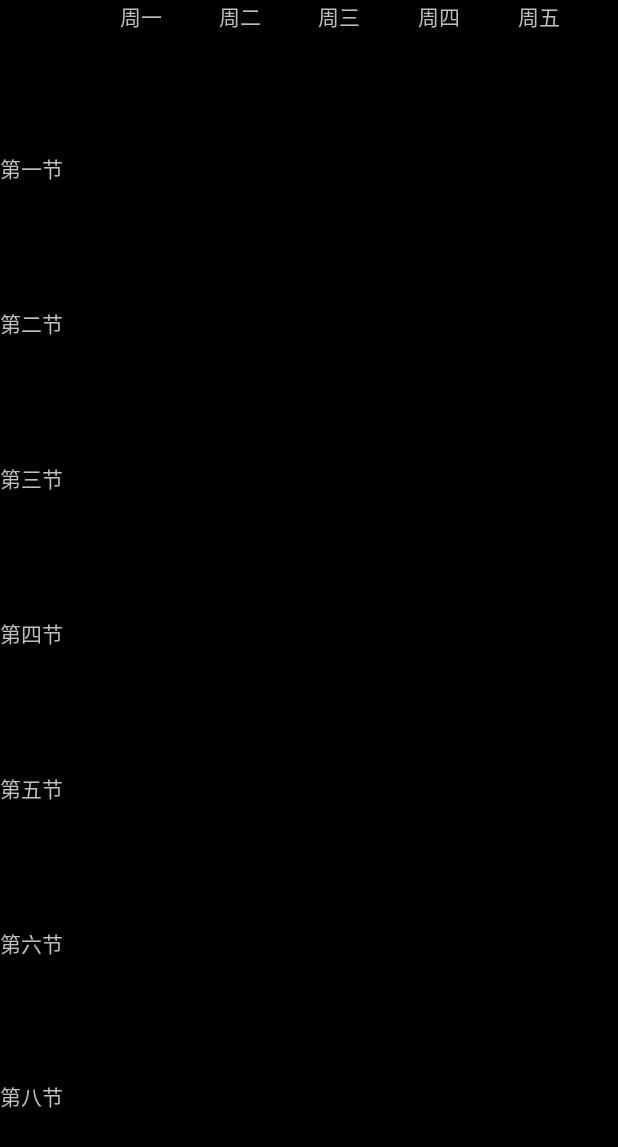
After one commit to panwix/ClassTable, an Android app: the layout home_layout.xml on its own in the app's theme, with its tools: preview values and no code run, on a phone screen of 412 x 824 dp. The commit adds this screen. Shown: the top 1147 px of the screen. Run offline under Robolectric (Android 15) with nearby library versions, the phone set to English and light mode, and no system bars.

Commit message:
2015/07/15

```diff
--- a/app/src/main/AndroidManifest.xml
+++ b/app/src/main/AndroidManifest.xml
@@ -6,7 +6,7 @@
         android:allowBackup="true"
         android:icon="@mipmap/ic_launcher"
         android:label="@string/app_name"
-        android:theme="@style/AppTheme" >
+        android:theme="@android:style/Theme.Black.NoTitleBar.Fullscreen" >
         <activity
             android:name=".MainActivity"
             android:label="@string/app_name" >
@@ -17,5 +17,4 @@
             </intent-filter>
         </activity>
     </application>
-
 </manifest>
--- /dev/null
+++ b/app/src/main/res/drawable/stroke.xml
@@ -0,0 +1,8 @@
+<?xml version="1.0" encoding="utf-8"?>
+<shape xmlns:android="http://schemas.android.com/apk/res/android">
+    <stroke
+        android:width="0.3dp"
+        android:color="#ffffff">
+    </stroke>
+
+</shape>
--- /dev/null
+++ b/app/src/main/res/layout/home_layout.xml
@@ -0,0 +1,229 @@
+<?xml version="1.0" encoding="utf-8"?>
+<TableLayout xmlns:android="http://schemas.android.com/apk/res/android"
+    android:layout_width="match_parent" android:layout_height="match_parent">
+    <TableRow
+        android:layout_weight="1">
+        <TextView
+            android:layout_weight="1"/>
+        <TextView
+            android:layout_width="match_parent"
+            android:layout_height="match_parent"
+            android:layout_weight="1"
+            android:text="周一"
+            />
+        <TextView
+            android:layout_width="match_parent"
+            android:layout_height="match_parent"
+            android:layout_weight="1"
+            android:text="周二"/>
+        <TextView
+            android:layout_width="match_parent"
+            android:layout_height="match_parent"
+            android:layout_weight="1"
+            android:text="周三"/>
+        <TextView
+            android:layout_width="match_parent"
+            android:layout_height="match_parent"
+            android:layout_weight="1"
+            android:text="周四"/>
+        <TextView
+            android:layout_width="match_parent"
+            android:layout_height="match_parent"
+            android:layout_weight="1"
+            android:text="周五"/>
+    </TableRow>
+    <TableRow
+        android:layout_weight="1">
+        <TextView
+            android:layout_width="match_parent"
+            android:layout_height="match_parent"
+            android:layout_weight="1"
+            android:text="第一节"/>
+        <TextView
+            android:layout_width="match_parent"
+            android:layout_height="match_parent"
+            android:layout_weight="1"/>
+        <TextView
+            android:layout_width="match_parent"
+            android:layout_height="match_parent"
+            android:layout_weight="1"/>
+        <TextView
+            android:layout_width="match_parent"
+            android:layout_height="match_parent"
+            android:layout_weight="1"/>
+        <TextView
+            android:layout_width="match_parent"
+            android:layout_height="match_parent"
+            android:layout_weight="1"/>
+        <TextView
+            android:layout_width="match_parent"
+            android:layout_height="match_parent"
+            android:layout_weight="1"/>
+    </TableRow>
+    <TableRow
+        android:layout_weight="1">
+        <TextView
+            android:layout_width="match_parent"
+            android:layout_height="match_parent"
+            android:layout_weight="1"
+            android:text="第二节" />
+        <TextView
+            android:layout_width="match_parent"
+            android:layout_height="match_parent"
+            android:layout_weight="1"/>
+        <TextView
+            android:layout_width="match_parent"
+            android:layout_height="match_parent"
+            android:layout_weight="1"/>
+        <TextView
+            android:layout_width="match_parent"
+            android:layout_height="match_parent"
+            android:layout_weight="1"/>
+        <TextView
+            android:layout_width="match_parent"
+            android:layout_height="match_parent"
+            android:layout_weight="1"/>
+        <TextView
+            android:layout_width="match_parent"
+            android:layout_height="match_parent"
+            android:layout_weight="1"/>
+    </TableRow>
+    <TableRow
+        android:layout_weight="1">
+        <TextView
+            android:layout_width="match_parent"
+            android:layout_height="match_parent"
+            android:layout_weight="1"
+            android:text="第三节"/>
+        <TextView
+            android:layout_width="match_parent"
+            android:layout_height="match_parent"
+            android:layout_weight="1"/>
+        <TextView
+            android:layout_width="match_parent"
+            android:layout_height="match_parent"
+            android:layout_weight="1"/>
+        <TextView
+            android:layout_width="match_parent"
+            android:layout_height="match_parent"
+            android:layout_weight="1"/>
+        <TextView
+            android:layout_width="match_parent"
+            android:layout_height="match_parent"
+            android:layout_weight="1"/>
+        <TextView
+            android:layout_width="match_parent"
+            android:layout_height="match_parent"
+            android:layout_weight="1"/>
+    </TableRow>
+    <TableRow
+        android:layout_weight="1">
+        <TextView
+            android:layout_width="match_parent"
+            android:layout_height="match_parent"
+            android:layout_weight="1"
+            android:text="第四节"/>
+        <TextView
+            android:layout_width="match_parent"
+            android:layout_height="match_parent"
+            android:layout_weight="1"/>
+        <TextView
+            android:layout_width="match_parent"
+            android:layout_height="match_parent"
+            android:layout_weight="1"/>
+        <TextView
+            android:layout_width="match_parent"
+            android:layout_height="match_parent"
+            android:layout_weight="1"/>
+        <TextView
+            android:layout_width="match_parent"
+            android:layout_height="match_parent"
+            android:layout_weight="1"/>
+        <TextView
+            android:layout_width="match_parent"
+            android:layout_height="match_parent"
+            android:layout_weight="1"/>
+    </TableRow>
+    <TableRow
+        android:layout_weight="1">
+        <TextView
+            android:layout_width="match_parent"
+            android:layout_height="match_parent"
+            android:layout_weight="1"
+            android:text="第五节"/>
+        <TextView
+            android:layout_width="match_parent"
+            android:layout_height="match_parent"
+            android:layout_weight="1"/>
+        <TextView
+            android:layout_width="match_parent"
+            android:layout_height="match_parent"
+            android:layout_weight="1"/>
+        <TextView
+            android:layout_width="match_parent"
+            android:layout_height="match_parent"
+            android:layout_weight="1"/>
+        <TextView
+            android:layout_width="match_parent"
+            android:layout_height="match_parent"
+            android:layout_weight="1"/>
+        <TextView
+            android:layout_width="match_parent"
+            android:layout_height="match_parent"
+            android:layout_weight="1"/>
+    </TableRow>
+
+    <TableRow
+        android:layout_weight="1">
+        <TextView
+            android:layout_width="match_parent"
+            android:layout_height="match_parent"
+            android:layout_weight="1"
+            android:text="第六节"/>
+        <TextView
+            android:layout_width="match_parent"
+            android:layout_height="match_parent"
+            android:layout_weight="1"/>
+        <TextView
+            android:layout_width="match_parent"
+            android:layout_height="match_parent"
+            android:layout_weight="1"/>
+        <TextView
+            android:layout_width="match_parent"
+            android:layout_height="match_parent"
+            android:layout_weight="1"/>
+        <TextView
+            android:layout_width="match_parent"
+            android:layout_height="match_parent"
+            android:layout_weight="1"/>
+        <TextView />
+    </TableRow>
+    <TableRow
+        android:layout_weight="1">
+        <TextView
+            android:layout_width="match_parent"
+            android:layout_height="match_parent"
+            android:layout_weight="1"
+            android:text="第八节"/>
+        <TextView
+            android:layout_width="match_parent"
+            android:layout_height="match_parent"
+            android:layout_weight="1"/>
+        <TextView
+            android:layout_width="match_parent"
+            android:layout_height="match_parent"
+            android:layout_weight="1"/>
+        <TextView
+            android:layout_width="match_parent"
+            android:layout_height="match_parent"
+            android:layout_weight="1"/>
+        <TextView
+            android:layout_width="match_parent"
+            android:layout_height="match_parent"
+            android:layout_weight="1"/>
+        <TextView
+            android:layout_width="match_parent"
+            android:layout_height="match_parent"
+            android:layout_weight="1"/>
+    </TableRow>
+</TableLayout>
--- a/app/src/main/res/layout/main.xml
+++ b/app/src/main/res/layout/main.xml
@@ -370,7 +370,7 @@
         android:text=""
         android:textColor="#000000" />
 
-    <com.hpw.classtable.Drawl2
+    <com.panwix.classtable.Drawl3
         android:layout_width="match_parent"
         android:layout_height="match_parent" />
 
```
Also changed, not shown: app/src/main/java/com/panwix/classtable/MainActivity.java (+7 -6 lines), app/src/main/java/com/panwix/classtable/activitys/activity11.java (+8 -9 lines), app/src/main/java/com/panwix/classtable/addActivity.java (+4 -15 lines), app/src/main/java/com/panwix/classtable/deleteActivity.java (+2 -5 lines).
